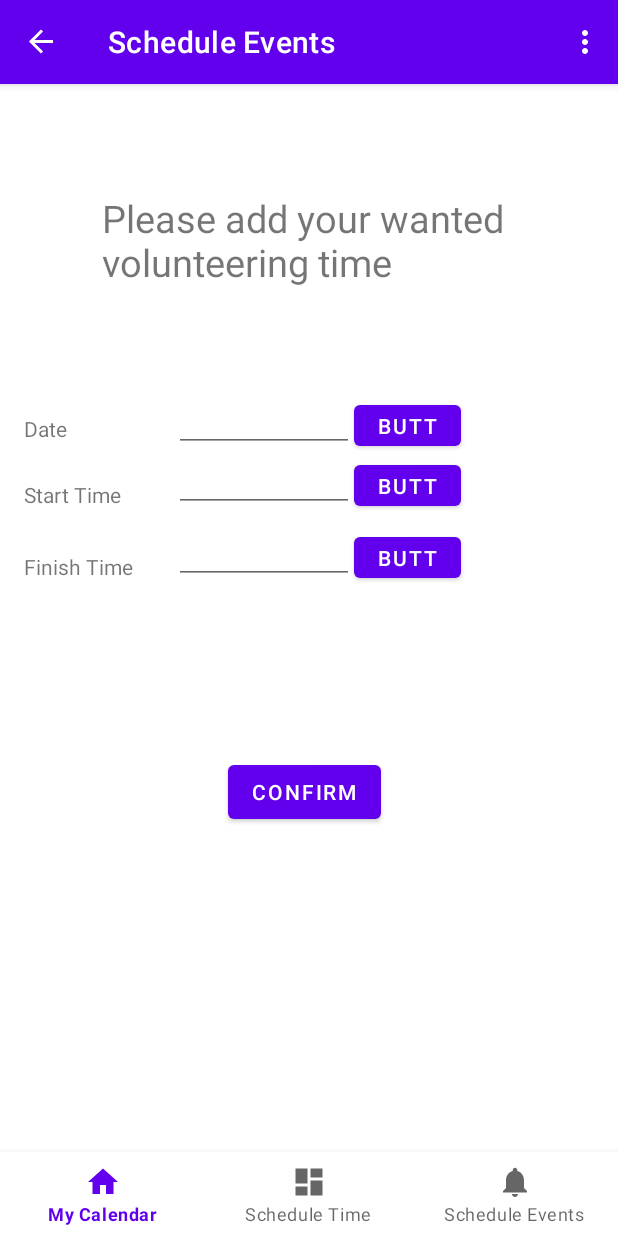
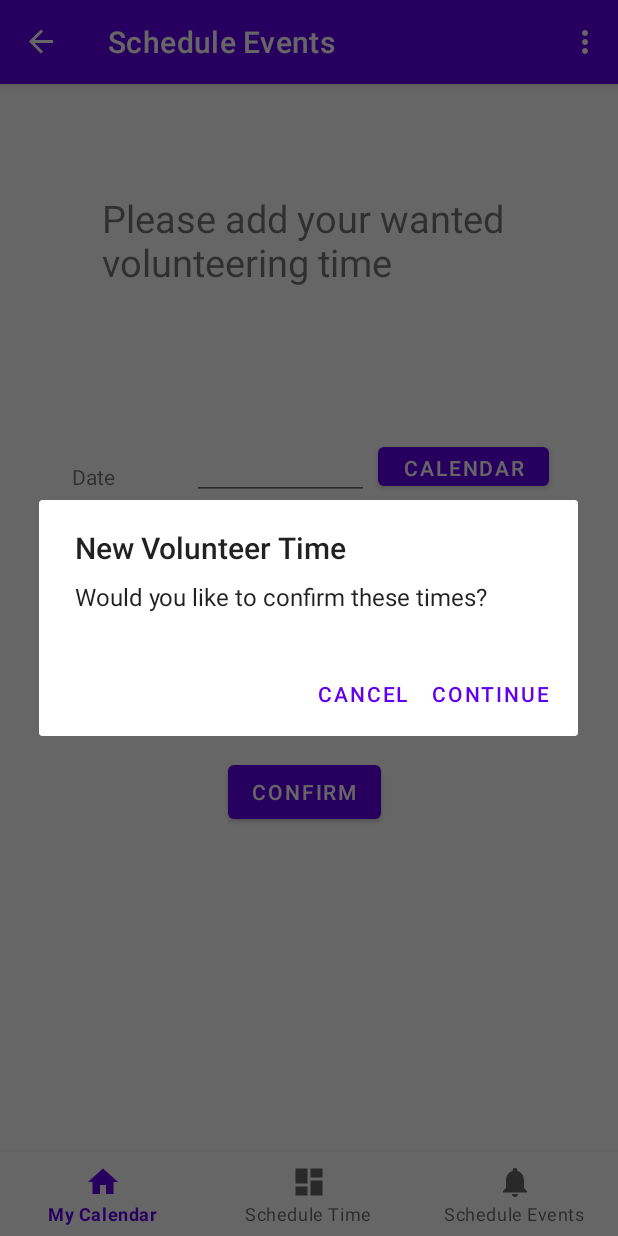
Before and after one commit to Lirseg/AndroidApp, an Android app: the NotificationsFragment screen opened through its navigation route, after a tap on "CONFIRM", on a phone screen of 412 x 824 dp. Run offline under Robolectric (Android 15) with nearby library versions, the phone set to English and light mode, and no system bars; our stand-ins replace Firebase (no records; nobody signed in at launch, a user with empty details on screens opened directly), navigation-ui; libraries missing offline, so code that uses them is left out: com.applandeo.materialcalendarview; 4 statements that could not run were skipped.

Commit message:
Please enter the commit message for your changes. Lines starting  with '#' will be ignored, and an empty message aborts the commit.

```diff
--- a/app/build.gradle
+++ b/app/build.gradle
@@ -68,4 +68,5 @@ dependencies {
 
 
 
+
 }
--- a/app/src/main/java/com/example/myapplication/ui/notifications/NotificationsFragment.java
+++ b/app/src/main/java/com/example/myapplication/ui/notifications/NotificationsFragment.java
@@ -1,10 +1,14 @@
 package com.example.myapplication.ui.notifications;
 
+import android.annotation.SuppressLint;
+import android.app.Activity;
 import android.app.DatePickerDialog;
 import android.app.TimePickerDialog;
 import android.content.DialogInterface;
 import android.os.Build;
 import android.os.Bundle;
+import android.os.Handler;
+import android.os.Message;
 import android.view.LayoutInflater;
 import android.view.View;
 import android.view.ViewGroup;
@@ -16,6 +20,7 @@ import android.widget.ImageButton;
 import android.widget.ListView;
 import android.widget.TextView;
 import android.widget.TimePicker;
+import android.widget.Toast;
 
 import androidx.annotation.NonNull;
 import androidx.appcompat.app.AlertDialog;
@@ -29,6 +34,7 @@ import com.example.myapplication.MainActivity;
 import com.example.myapplication.R;
 import com.example.myapplication.databinding.FragmentNotificationsBinding;
 import com.google.android.material.floatingactionbutton.FloatingActionButton;
+import com.google.android.material.snackbar.Snackbar;
 import com.google.firebase.auth.FirebaseAuth;
 
 
@@ -61,6 +67,7 @@ public class NotificationsFragment extends Fragment {
     Calendar calendar;
     private FirebaseAuth mAuth;
 
+    @SuppressLint("HandlerLeak")
     public View onCreateView(@NonNull LayoutInflater inflater,
                              ViewGroup container, Bundle savedInstanceState) {
 
@@ -137,9 +144,14 @@ public class NotificationsFragment extends Fragment {
             }
         });
 
+
         btn4.setOnClickListener(new View.OnClickListener() {
             @Override
             public void onClick(View view) {
+                DialogInterface.OnClickListener ocl;
+                ocl = new DialogInterface.OnClickListener() {
+                    @Override
+                    public void onClick(DialogInterface dialogInterface, int i) {
                         FirebaseAuth user = FirebaseAuth.getInstance();
                         System.out.println(( !mEditEventView4.getText().toString().isEmpty() && !mEditEventView3.getText().toString().isEmpty() && !mEditEventView5.getText().toString().isEmpty()));
                         if( !mEditEventView4.getText().toString().isEmpty() && !mEditEventView3.getText().toString().isEmpty() && !mEditEventView5.getText().toString().isEmpty()) {
@@ -149,8 +161,21 @@ public class NotificationsFragment extends Fragment {
                             mEditEventView3.setText("");
                             mEditEventView4.setText("");
                             mEditEventView5.setText("");
-
+                            Snackbar.make(view,R.string.yes_vul_time, Snackbar.LENGTH_SHORT).show();
+                        }else{
+                            Snackbar.make(view,R.string.invalid_time, Snackbar.LENGTH_SHORT).show();
                         }
+                    }
+                };
+                AlertDialog.Builder builder = new AlertDialog.Builder(view.getContext());
+                builder.setTitle("New Volunteer Time");
+                builder.setMessage("Would you like to confirm these times?");
+                // add the buttons
+                builder.setPositiveButton("Continue",  ocl);
+                builder.setNegativeButton("Cancel", null);
+                // create and show the alert dialog
+                AlertDialog dialog = builder.create();
+                dialog.show();
             }
         });
 
--- a/app/src/main/res/layout/fragment_home.xml
+++ b/app/src/main/res/layout/fragment_home.xml
@@ -20,6 +20,16 @@
 <!--        app:layout_constraintTop_toTopOf="parent"-->
 <!--        app:layout_constraintVertical_bias="0.116" />-->
 
+
+    <androidx.recyclerview.widget.RecyclerView
+        android:id="@+id/recycleUser"
+        android:layout_width="415dp"
+        android:layout_height="312dp"
+        android:layout_marginTop="1dp"
+        app:layout_constraintBottom_toBottomOf="parent"
+        app:layout_constraintEnd_toEndOf="parent"
+        app:layout_constraintStart_toStartOf="parent"
+        app:layout_constraintTop_toBottomOf="@+id/text_home2" />
 
     <TextView
         android:id="@+id/text_home2"
@@ -48,5 +58,7 @@
         app:layout_constraintHorizontal_bias="0.0"
         app:layout_constraintStart_toStartOf="parent"
         app:layout_constraintTop_toTopOf="parent"
-        app:layout_constraintVertical_bias="0.0" />
+        app:layout_constraintVertical_bias="0.0" >
+
+    </com.applandeo.materialcalendarview.CalendarView>
 </androidx.constraintlayout.widget.ConstraintLayout>
--- a/app/src/main/res/layout/fragment_notifications.xml
+++ b/app/src/main/res/layout/fragment_notifications.xml
@@ -8,31 +8,11 @@
 
     <Button
         android:id="@+id/userScheduleDateBtn"
-        android:layout_width="71dp"
-        android:layout_height="39dp"
-        android:layout_marginStart="236dp"
-        android:layout_marginTop="208dp"
-        android:text="Button"
-        app:layout_constraintStart_toStartOf="parent"
-        app:layout_constraintTop_toTopOf="parent" />
-
-    <EditText
-        android:id="@+id/userScheduleSTimeTxt"
-        android:layout_width="120dp"
-        android:layout_height="37dp"
-        android:layout_marginStart="116dp"
-        android:layout_marginTop="248dp"
-        android:inputType="text"
-        app:layout_constraintStart_toStartOf="parent"
-        app:layout_constraintTop_toTopOf="parent" />
-
-    <EditText
-        android:id="@+id/userScheduleFTimeTxt"
-        android:layout_width="120dp"
-        android:layout_height="37dp"
-        android:layout_marginStart="116dp"
-        android:layout_marginTop="296dp"
-        android:inputType="text"
+        android:layout_width="114dp"
+        android:layout_height="38dp"
+        android:layout_marginStart="252dp"
+        android:layout_marginTop="236dp"
+        android:text="Calendar"
         app:layout_constraintStart_toStartOf="parent"
         app:layout_constraintTop_toTopOf="parent" />
 
@@ -40,19 +20,19 @@
         android:id="@+id/FTimeLable"
         android:layout_width="wrap_content"
         android:layout_height="wrap_content"
-        android:layout_marginStart="16dp"
-        android:layout_marginTop="312dp"
+        android:layout_marginStart="48dp"
+        android:layout_marginTop="376dp"
         android:text="Finish Time"
         app:layout_constraintStart_toStartOf="parent"
         app:layout_constraintTop_toTopOf="parent" />
 
     <Button
         android:id="@+id/userScheduleFTimeBtn"
-        android:layout_width="71dp"
-        android:layout_height="39dp"
-        android:layout_marginStart="236dp"
-        android:layout_marginTop="296dp"
-        android:text="Button"
+        android:layout_width="114dp"
+        android:layout_height="38dp"
+        android:layout_marginStart="252dp"
+        android:layout_marginTop="360dp"
+        android:text="Clock"
         app:layout_constraintStart_toStartOf="parent"
         app:layout_constraintTop_toTopOf="parent" />
 
@@ -60,38 +40,58 @@
         android:id="@+id/STimeLable"
         android:layout_width="wrap_content"
         android:layout_height="wrap_content"
-        android:layout_marginStart="16dp"
-        android:layout_marginTop="264dp"
+        android:layout_marginStart="48dp"
+        android:layout_marginTop="312dp"
         android:text="Start Time"
         app:layout_constraintStart_toStartOf="parent"
         app:layout_constraintTop_toTopOf="parent" />
 
     <TextView
         android:id="@+id/DateLable"
-        android:layout_width="wrap_content"
-        android:layout_height="wrap_content"
-        android:layout_marginStart="16dp"
-        android:layout_marginTop="220dp"
+        android:layout_width="48dp"
+        android:layout_height="20dp"
+        android:layout_marginStart="48dp"
+        android:layout_marginTop="252dp"
         android:text="Date"
         app:layout_constraintStart_toStartOf="parent"
         app:layout_constraintTop_toTopOf="parent" />
 
     <Button
         android:id="@+id/userScheduleSTimeBtn"
-        android:layout_width="71dp"
-        android:layout_height="39dp"
-        android:layout_marginStart="236dp"
-        android:layout_marginTop="248dp"
-        android:text="Button"
+        android:layout_width="114dp"
+        android:layout_height="38dp"
+        android:layout_marginStart="252dp"
+        android:layout_marginTop="300dp"
+        android:text="Clock"
         app:layout_constraintStart_toStartOf="parent"
         app:layout_constraintTop_toTopOf="parent" />
 
     <EditText
         android:id="@+id/userScheduleDateTxt"
-        android:layout_width="120dp"
-        android:layout_height="37dp"
-        android:layout_marginStart="116dp"
-        android:layout_marginTop="208dp"
+        android:layout_width="118dp"
+        android:layout_height="53dp"
+        android:layout_marginStart="128dp"
+        android:layout_marginTop="224dp"
+        android:inputType="text"
+        app:layout_constraintStart_toStartOf="parent"
+        app:layout_constraintTop_toTopOf="parent" />
+
+    <EditText
+        android:id="@+id/userScheduleSTimeTxt"
+        android:layout_width="118dp"
+        android:layout_height="53dp"
+        android:layout_marginStart="128dp"
+        android:layout_marginTop="288dp"
+        android:inputType="text"
+        app:layout_constraintStart_toStartOf="parent"
+        app:layout_constraintTop_toTopOf="parent" />
+
+    <EditText
+        android:id="@+id/userScheduleFTimeTxt"
+        android:layout_width="118dp"
+        android:layout_height="53dp"
+        android:layout_marginStart="128dp"
+        android:layout_marginTop="348dp"
         android:inputType="text"
         app:layout_constraintStart_toStartOf="parent"
         app:layout_constraintTop_toTopOf="parent" />
--- a/app/src/main/res/menu/bottom_nav_menu_user.xml
+++ b/app/src/main/res/menu/bottom_nav_menu_user.xml
@@ -11,6 +11,6 @@
     <item
         android:id="@+id/navigation_notifications"
         android:icon="@drawable/ic_notifications_black_24dp"
-        android:title="@string/title_notifications" />
+        android:title="@string/title_user_notifications" />
 
 </menu>
--- a/app/src/main/res/values/strings.xml
+++ b/app/src/main/res/values/strings.xml
@@ -15,9 +15,12 @@
     <string name="title_home">My Calendar</string>
     <string name="title_dashboard">Schedule Time</string>
     <string name="title_notifications">Schedule Events</string>
+    <string name="title_user_notifications">Add Volunteer Time</string>
     <string name="textHome2">instructions.......</string>
     <string name="empty_not_saved">Word not saved because it is empty.</string>
     <string name="add_event">Add event</string>
     <string name="string_texthome2">instructions///</string>
+    <string name="yes_vul_time">Possible Volunteer Time Added Successfully</string>
+    <string name="invalid_time">One of the parameters is empty, failed to add volunteer time</string>
 
 </resources>
```
Also changed, not shown: app/src/main/java/com/example/myapplication/ui/home/HomeFragment.java (+13 -2 lines). Lines whose indentation alone changed are shown as unchanged.
